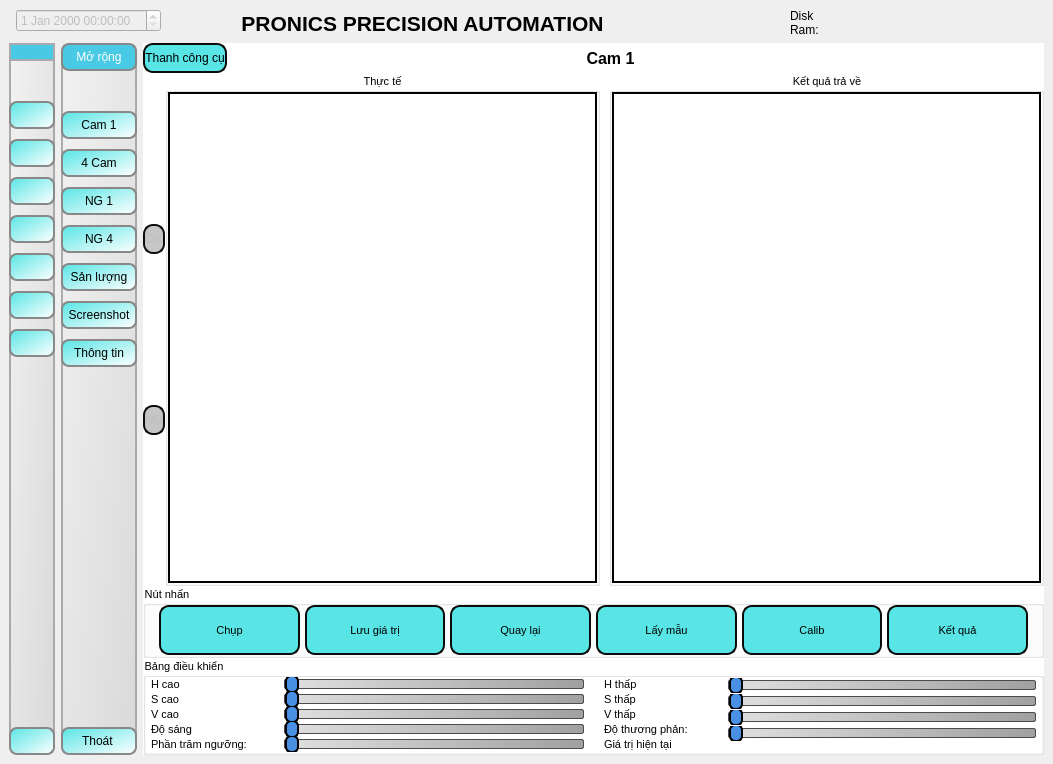
The window that main_gui.ui (BingKeyelse/Duy-Nguyen-Project) describes before a commit, drawn with Qt 5.
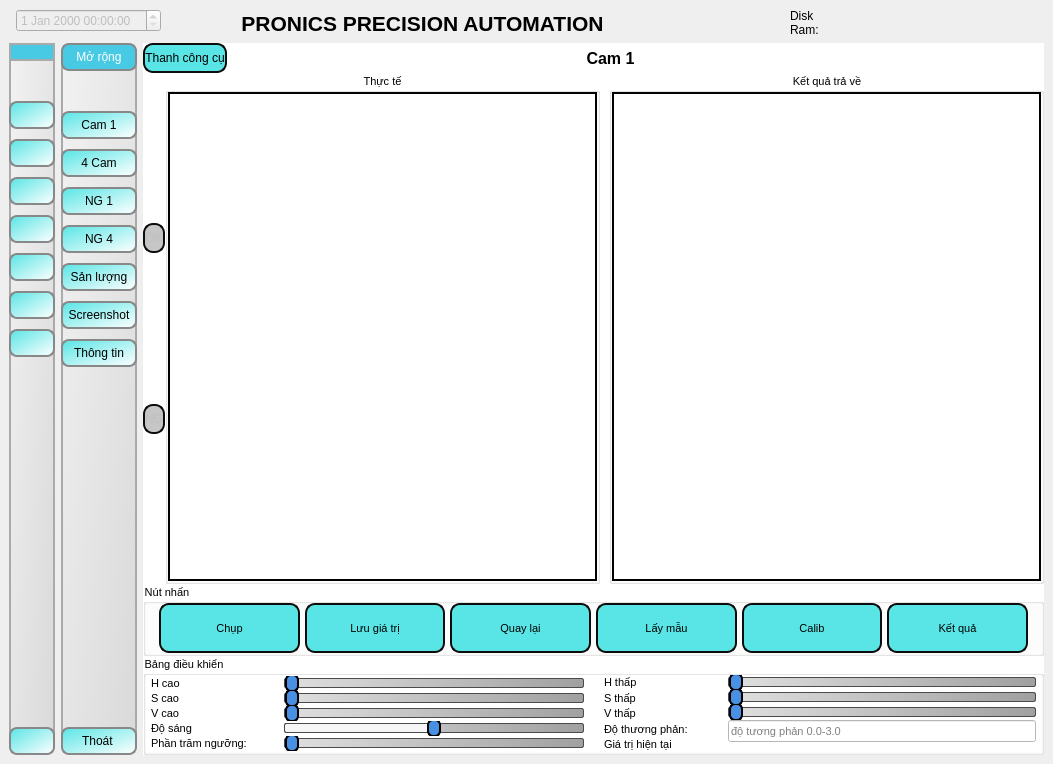
The same window after the commit. The open tabs and pages were chosen to show the change. Icons and pictures are not drawn.

Diff of the .ui file:
```diff
--- a/main_gui.ui
+++ b/main_gui.ui
@@ -1208,6 +1208,12 @@
                   </property>
                   <item>
                    <widget class="QSlider" name="slider_h_high_cam1">
+                    <property name="maximum">
+                     <number>179</number>
+                    </property>
+                    <property name="pageStep">
+                     <number>1</number>
+                    </property>
                     <property name="orientation">
                      <enum>Qt::Horizontal</enum>
                     </property>
@@ -1215,6 +1221,12 @@
                   </item>
                   <item>
                    <widget class="QSlider" name="slider_s_high_cam1">
+                    <property name="maximum">
+                     <number>255</number>
+                    </property>
+                    <property name="pageStep">
+                     <number>1</number>
+                    </property>
                     <property name="orientation">
                      <enum>Qt::Horizontal</enum>
                     </property>
@@ -1222,6 +1234,12 @@
                   </item>
                   <item>
                    <widget class="QSlider" name="slider_v_high_cam1">
+                    <property name="maximum">
+                     <number>255</number>
+                    </property>
+                    <property name="pageStep">
+                     <number>1</number>
+                    </property>
                     <property name="orientation">
                      <enum>Qt::Horizontal</enum>
                     </property>
@@ -1229,6 +1247,12 @@
                   </item>
                   <item>
                    <widget class="QSlider" name="slider_bright_cam1">
+                    <property name="minimum">
+                     <number>-255</number>
+                    </property>
+                    <property name="maximum">
+                     <number>255</number>
+                    </property>
                     <property name="orientation">
                      <enum>Qt::Horizontal</enum>
                     </property>
@@ -1322,6 +1346,12 @@
                   </property>
                   <item>
                    <widget class="QSlider" name="slider_h_low_cam1">
+                    <property name="maximum">
+                     <number>179</number>
+                    </property>
+                    <property name="pageStep">
+                     <number>1</number>
+                    </property>
                     <property name="orientation">
                      <enum>Qt::Horizontal</enum>
                     </property>
@@ -1329,6 +1359,12 @@
                   </item>
                   <item>
                    <widget class="QSlider" name="slider_s_low_cam1">
+                    <property name="maximum">
+                     <number>255</number>
+                    </property>
+                    <property name="pageStep">
+                     <number>1</number>
+                    </property>
                     <property name="orientation">
                      <enum>Qt::Horizontal</enum>
                     </property>
@@ -1336,15 +1372,21 @@
                   </item>
                   <item>
                    <widget class="QSlider" name="slider_v_low_cam1">
+                    <property name="maximum">
+                     <number>255</number>
+                    </property>
+                    <property name="pageStep">
+                     <number>1</number>
+                    </property>
                     <property name="orientation">
                      <enum>Qt::Horizontal</enum>
                     </property>
                    </widget>
                   </item>
                   <item>
-                   <widget class="QSlider" name="slider_contrast_cam1">
-                    <property name="orientation">
-                     <enum>Qt::Horizontal</enum>
+                   <widget class="QLineEdit" name="show_value_contrast_cam1">
+                    <property name="placeholderText">
+                     <string>độ tương phản 0.0-3.0</string>
                     </property>
                    </widget>
                   </item>
```
Left out of the diff: 2 changed lines with no effect on the pictures.
